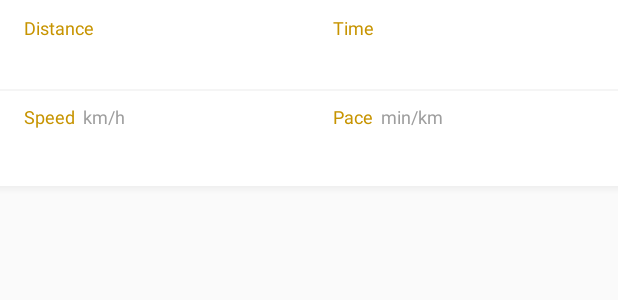
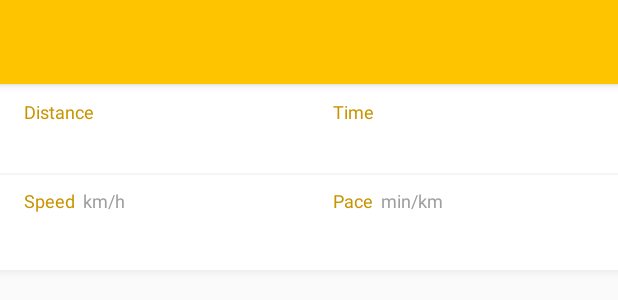
Before and after one commit to fetsh-edu/pace_calculator, an Android app: the layout activity_main.xml on its own in the app's theme, with its tools: preview values and no code run, on a phone screen of 412 x 824 dp. Shown: the top 300 px of the screen. Run offline under Robolectric (Android 15) with nearby library versions, the phone set to English and light mode, and no system bars.

Commit message:
Add coordinator layout

```diff
--- a/app/src/main/AndroidManifest.xml
+++ b/app/src/main/AndroidManifest.xml
@@ -8,7 +8,7 @@
         android:label="@string/app_name"
         android:roundIcon="@mipmap/ic_launcher_round"
         android:supportsRtl="true"
-        android:theme="@style/Theme.PaceCalculator">
+        android:theme="@style/Theme.PaceCalculator.NoActionBar">
         <activity android:name=".MainActivity">
             <intent-filter>
                 <action android:name="android.intent.action.MAIN" />
--- a/app/src/main/java/me/fetsh/pacecalculator/MainActivity.java
+++ b/app/src/main/java/me/fetsh/pacecalculator/MainActivity.java
@@ -1,11 +1,11 @@
 package me.fetsh.pacecalculator;
 
 import androidx.appcompat.app.AppCompatActivity;
+import androidx.appcompat.widget.Toolbar;
 import androidx.recyclerview.widget.LinearLayoutManager;
 import androidx.recyclerview.widget.RecyclerView;
 
 import android.os.Bundle;
-import android.widget.TextView;
 
 public class MainActivity extends AppCompatActivity {
 
@@ -22,6 +22,9 @@ public class MainActivity extends AppCompatActivity {
     protected void onCreate(Bundle savedInstanceState) {
         super.onCreate(savedInstanceState);
         setContentView(R.layout.activity_main);
+
+        Toolbar toolbar = findViewById(R.id.toolbar);
+        setSupportActionBar(toolbar);
 
         mPaceInput = findViewById(R.id.pace_picker);
         mSpeedInput = findViewById(R.id.speed_picker);
--- a/app/src/main/res/layout/activity_main.xml
+++ b/app/src/main/res/layout/activity_main.xml
@@ -1,76 +1,28 @@
 <?xml version="1.0" encoding="utf-8"?>
-<androidx.constraintlayout.widget.ConstraintLayout xmlns:android="http://schemas.android.com/apk/res/android"
+<androidx.coordinatorlayout.widget.CoordinatorLayout xmlns:android="http://schemas.android.com/apk/res/android"
     xmlns:app="http://schemas.android.com/apk/res-auto"
     xmlns:tools="http://schemas.android.com/tools"
     android:layout_width="match_parent"
     android:layout_height="match_parent"
     tools:context=".MainActivity">
 
-    <me.fetsh.pacecalculator.DistanceInput
-        android:id="@+id/distance_picker"
-        android:layout_width="0dp"
+    <com.google.android.material.appbar.AppBarLayout
+        android:id="@+id/appbar"
+        android:layout_width="match_parent"
         android:layout_height="wrap_content"
-        app:layout_constraintLeft_toLeftOf="parent"
-        app:layout_constraintBottom_toTopOf="@id/speed_picker"
-        app:layout_constraintTop_toTopOf="parent"
-        app:layout_constraintRight_toLeftOf="@id/time_picker"
-        android:background="?android:attr/selectableItemBackground"
-        android:paddingTop="10dp" />
 
-    <me.fetsh.pacecalculator.TimeInput
-        android:id="@+id/time_picker"
-        android:layout_width="0dp"
-        android:layout_height="wrap_content"
-        app:layout_constraintLeft_toRightOf="@id/distance_picker"
-        app:layout_constraintTop_toTopOf="parent"
-        app:layout_constraintBottom_toTopOf="@id/pace_picker"
-        app:layout_constraintRight_toRightOf="parent"
-        android:background="?android:attr/selectableItemBackground"
-        android:paddingTop="10dp" />
+        android:theme="@style/AppTheme.AppBarOverlay">
 
-    <View
-        android:layout_width="match_parent"
-        android:layout_height="1dp"
-        app:layout_constraintTop_toBottomOf="@id/distance_picker"
-        android:background="@color/lightGray" />
+        <androidx.appcompat.widget.Toolbar
+            android:id="@+id/toolbar"
+            android:layout_width="match_parent"
+            android:layout_height="?attr/actionBarSize"
+            android:background="?attr/colorPrimary"
+            app:layout_scrollFlags="scroll|enterAlways"
+            app:popupTheme="@style/AppTheme.PopupOverlay" />
 
-    <me.fetsh.pacecalculator.SpeedInput
-        android:id="@+id/speed_picker"
-        android:layout_width="0dp"
-        android:layout_height="wrap_content"
-        app:layout_constraintLeft_toLeftOf="parent"
-        app:layout_constraintTop_toBottomOf="@id/distance_picker"
-        app:layout_constraintRight_toLeftOf="@id/pace_picker"
-        app:layout_constraintBottom_toTopOf="@id/distance_table"
-        android:background="?android:attr/selectableItemBackground"
-        android:paddingTop="10dp"
-        android:paddingBottom="5dp" />
+    </com.google.android.material.appbar.AppBarLayout>
 
-    <me.fetsh.pacecalculator.PaceInput
-        android:id="@+id/pace_picker"
-        android:layout_width="0dp"
-        android:layout_height="wrap_content"
-        app:layout_constraintLeft_toRightOf="@id/speed_picker"
-        app:layout_constraintTop_toBottomOf="@id/time_picker"
-        app:layout_constraintBottom_toTopOf="@id/distance_table"
-        app:layout_constraintRight_toRightOf="parent"
-        android:background="?android:attr/selectableItemBackground"
-        android:paddingTop="10dp"
-        android:paddingBottom="5dp" />
+    <include layout="@layout/content_main" />
 
-    <androidx.recyclerview.widget.RecyclerView
-        android:id="@+id/distance_table"
-        android:layout_width="match_parent"
-        android:layout_height="0dp"
-        app:layout_constraintTop_toBottomOf="@id/pace_picker"
-        app:layout_constraintBottom_toBottomOf="parent"
-        style="@style/split_table" />
-
-    <View
-        android:id="@+id/divider"
-        android:background="@drawable/shadow"
-        android:layout_width="match_parent"
-        app:layout_constraintTop_toTopOf="@id/distance_table"
-        android:layout_height="5dp"/>
-
-</androidx.constraintlayout.widget.ConstraintLayout>
+</androidx.coordinatorlayout.widget.CoordinatorLayout>
--- /dev/null
+++ b/app/src/main/res/layout/content_main.xml
@@ -0,0 +1,80 @@
+<?xml version="1.0" encoding="utf-8"?>
+<androidx.constraintlayout.widget.ConstraintLayout xmlns:android="http://schemas.android.com/apk/res/android"
+    xmlns:app="http://schemas.android.com/apk/res-auto"
+    xmlns:tools="http://schemas.android.com/tools"
+    android:layout_width="match_parent"
+    android:layout_height="match_parent"
+    tools:showIn="@layout/activity_main"
+    app:layout_behavior="@string/appbar_scrolling_view_behavior"
+    tools:context=".MainActivity">
+
+    <me.fetsh.pacecalculator.DistanceInput
+        android:id="@+id/distance_picker"
+        android:layout_width="0dp"
+        android:layout_height="wrap_content"
+        app:layout_constraintLeft_toLeftOf="parent"
+        app:layout_constraintBottom_toTopOf="@id/speed_picker"
+        app:layout_constraintTop_toTopOf="parent"
+        app:layout_constraintRight_toLeftOf="@id/time_picker"
+        android:background="?android:attr/selectableItemBackground"
+        android:paddingTop="10dp" />
+
+    <me.fetsh.pacecalculator.TimeInput
+        android:id="@+id/time_picker"
+        android:layout_width="0dp"
+        android:layout_height="wrap_content"
+        app:layout_constraintLeft_toRightOf="@id/distance_picker"
+        app:layout_constraintTop_toTopOf="parent"
+        app:layout_constraintBottom_toTopOf="@id/pace_picker"
+        app:layout_constraintRight_toRightOf="parent"
+        android:background="?android:attr/selectableItemBackground"
+        android:paddingTop="10dp" />
+
+    <View
+        android:layout_width="match_parent"
+        android:layout_height="1dp"
+        app:layout_constraintTop_toBottomOf="@id/distance_picker"
+        android:background="@color/lightGray" />
+
+    <me.fetsh.pacecalculator.SpeedInput
+        android:id="@+id/speed_picker"
+        android:layout_width="0dp"
+        android:layout_height="wrap_content"
+        app:layout_constraintLeft_toLeftOf="parent"
+        app:layout_constraintTop_toBottomOf="@id/distance_picker"
+        app:layout_constraintRight_toLeftOf="@id/pace_picker"
+        app:layout_constraintBottom_toTopOf="@id/distance_table"
+        android:background="?android:attr/selectableItemBackground"
+        android:paddingTop="10dp"
+        android:paddingBottom="5dp" />
+
+    <me.fetsh.pacecalculator.PaceInput
+        android:id="@+id/pace_picker"
+        android:layout_width="0dp"
+        android:layout_height="wrap_content"
+        app:layout_constraintLeft_toRightOf="@id/speed_picker"
+        app:layout_constraintTop_toBottomOf="@id/time_picker"
+        app:layout_constraintBottom_toTopOf="@id/distance_table"
+        app:layout_constraintRight_toRightOf="parent"
+        android:background="?android:attr/selectableItemBackground"
+        android:paddingTop="10dp"
+        android:paddingBottom="5dp" />
+
+    <androidx.recyclerview.widget.RecyclerView
+        android:id="@+id/distance_table"
+        android:layout_width="match_parent"
+        android:layout_height="0dp"
+        app:layout_constraintTop_toBottomOf="@id/pace_picker"
+        app:layout_constraintLeft_toLeftOf="parent"
+        app:layout_constraintBottom_toBottomOf="parent"
+
+        style="@style/split_table" />
+
+    <View
+        android:id="@+id/divider"
+        android:background="@drawable/shadow"
+        android:layout_width="match_parent"
+        app:layout_constraintTop_toTopOf="@id/distance_table"
+        android:layout_height="5dp"/>
+
+</androidx.constraintlayout.widget.ConstraintLayout>
--- a/app/src/main/res/values/styles.xml
+++ b/app/src/main/res/values/styles.xml
@@ -9,6 +9,9 @@
         <item name="colorOnBackground">@color/primaryTextColor</item>
     </style>
 
+    <style name="AppTheme.AppBarOverlay" parent="ThemeOverlay.AppCompat.Dark.ActionBar" />
+
+    <style name="AppTheme.PopupOverlay" parent="ThemeOverlay.AppCompat.Light" />
 
     <style name="pace_speed">
         <item name="android:paddingLeft">@dimen/default_padding</item>
--- a/app/src/main/res/values/themes.xml
+++ b/app/src/main/res/values/themes.xml
@@ -15,4 +15,9 @@
         <!-- Customize your theme here. -->
     </style>
 
+    <style name="Theme.PaceCalculator.NoActionBar">
+        <item name="windowActionBar">false</item>
+        <item name="windowNoTitle">true</item>
+    </style>
+
 </resources>
```
